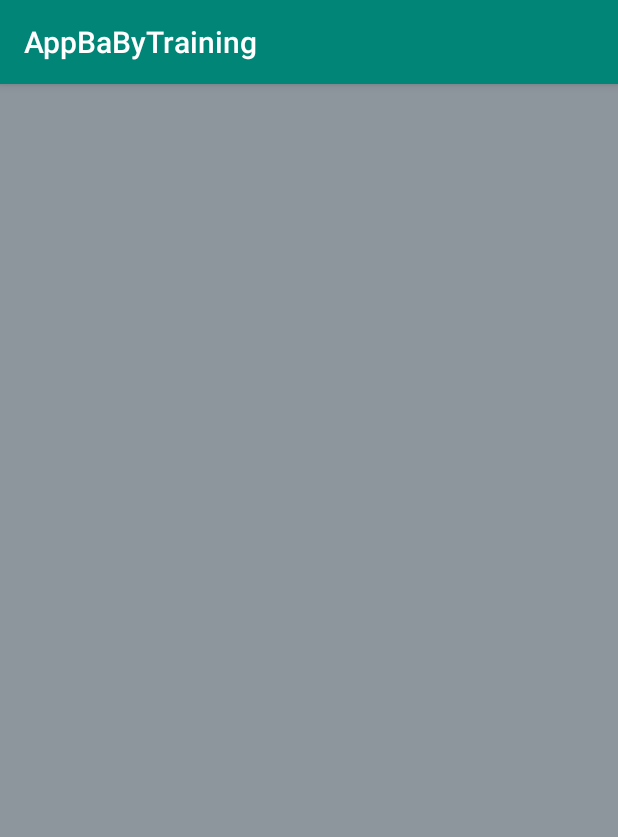
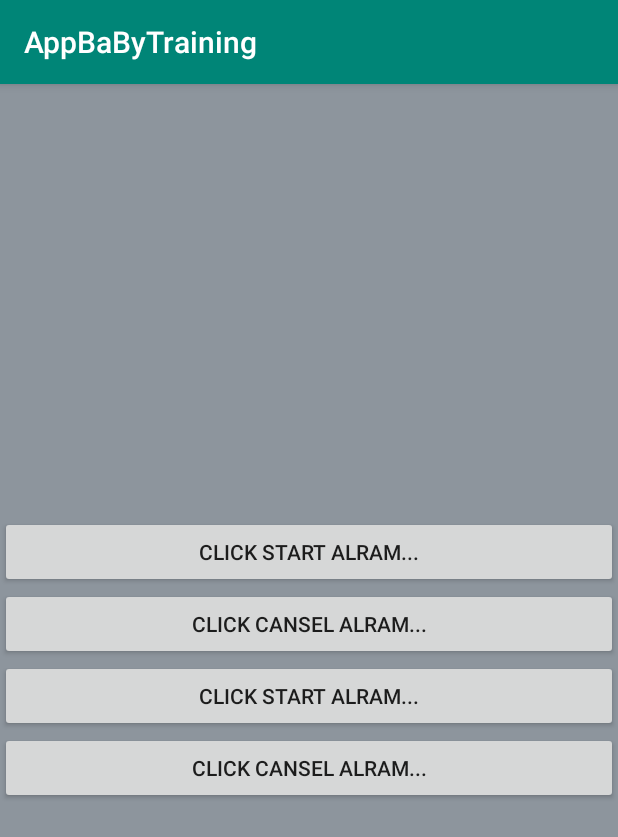
Before and after one commit to thanh54833/AppBaByTraining, an Android app: the ExampleActivity screen opened directly, with no data from a screen before it, on a phone screen of 412 x 824 dp. Shown: the top 837 px of the screen. Run offline under Robolectric (Android 15) with nearby library versions, the phone set to English and light mode, and no system bars.

Commit message:
start project... +++ create service alarm ... +++ create notification alarm ... +++ done note ... +++ start app ..

```diff
--- a/app/src/main/res/layout/activity_example.xml
+++ b/app/src/main/res/layout/activity_example.xml
@@ -1,5 +1,5 @@
 <?xml version="1.0" encoding="utf-8"?>
-<android.support.constraint.ConstraintLayout xmlns:android="http://schemas.android.com/apk/res/android"
+<FrameLayout xmlns:android="http://schemas.android.com/apk/res/android"
     xmlns:app="http://schemas.android.com/apk/res-auto"
     xmlns:tools="http://schemas.android.com/tools"
     android:layout_width="match_parent"
@@ -7,5 +7,49 @@
     tools:context=".intenservice.ExampleActivity"
     android:background="#7123"
     >
+    <LinearLayout
+        android:layout_width="match_parent"
+        android:layout_height="match_parent"
+        android:orientation="vertical"
+        android:gravity="center"
+        >
+        <Button
+            android:layout_width="match_parent"
+            android:layout_height="wrap_content"
+            android:layout_gravity="center"
+            android:text="Click start Alram..."
+            android:id="@+id/btn_click_start"
+            />
+        <Button
+            android:layout_width="match_parent"
+            android:layout_height="wrap_content"
+            android:layout_gravity="center"
+            android:text="Click Cansel Alram..."
+            android:id="@+id/btn_click_cancle"
 
-</android.support.constraint.ConstraintLayout>
+            />
+
+        <Button
+            android:layout_width="match_parent"
+            android:layout_height="wrap_content"
+            android:layout_gravity="center"
+            android:text="Click start Alram..."
+            android:id="@+id/btn_click_start_mot"
+            android:onClick="onClick"
+            tools:ignore="OnClick" />
+        <Button
+            android:layout_width="match_parent"
+            android:layout_height="wrap_content"
+            android:layout_gravity="center"
+            android:text="Click Cansel Alram..."
+            android:id="@+id/btn_click_cancle_mot"
+            android:onClick="onClick"
+            tools:ignore="OnClick" />
+
+
+
+    </LinearLayout>
+
+
+
+</FrameLayout>
```
Also changed, not shown: app/src/main/AndroidManifest.xml (+15 -3 lines), app/src/main/java/com/example/thanh/appbabytraining/intenservice/Alarm.java (+21 -24 lines), app/src/main/java/com/example/thanh/appbabytraining/intenservice/ExampleService.java (added, +164 -0 lines), app/src/main/java/com/example/thanh/appbabytraining/intenservice/Main.java (+71 -28 lines).
